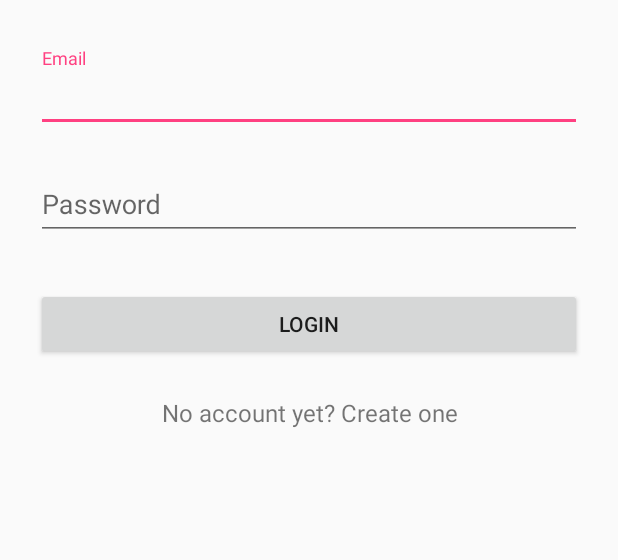
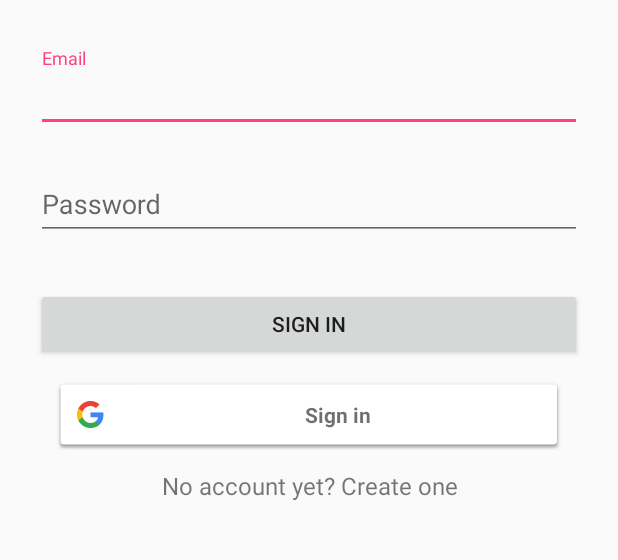
Before and after one commit to IT-Department-Projects/OOAD-Project, an Android app: the SignInActivity screen opened directly, with no data from a screen before it, on a phone screen of 412 x 824 dp, the part 276-836 px from its top. Run offline under Robolectric (Android 15) with nearby library versions, the phone set to English and light mode, and no system bars.

Commit message:
Sign In Activity done

```diff
--- a/Android/HospitalManagement/app/build.gradle
+++ b/Android/HospitalManagement/app/build.gradle
@@ -1,4 +1,5 @@
 apply plugin: 'com.android.application'
+
 
 android {
     compileSdkVersion 25
@@ -26,5 +27,10 @@ dependencies {
     })
     compile 'com.android.support:appcompat-v7:25.0.1'
     compile 'com.android.support:design:25.0.1'
+    compile 'com.google.android.gms:play-services-auth:9.8.0'
+    compile 'com.android.support.constraint:constraint-layout:1.0.2'
     testCompile 'junit:junit:4.12'
 }
+
+
+apply plugin: 'com.google.gms.google-services'
--- a/Android/HospitalManagement/app/src/main/AndroidManifest.xml
+++ b/Android/HospitalManagement/app/src/main/AndroidManifest.xml
@@ -19,7 +19,8 @@
             </intent-filter>
         </activity>
         <activity android:name=".SignUpActivity" />
-        <activity android:name=".SignInActivity"></activity>
+        <activity android:name=".SignInActivity" />
+        <activity android:name=".Successful"></activity>
     </application>
 
 </manifest>
--- a/Android/HospitalManagement/app/src/main/java/com/example/android/hospitalmanagement/SignInActivity.java
+++ b/Android/HospitalManagement/app/src/main/java/com/example/android/hospitalmanagement/SignInActivity.java
@@ -1,13 +1,97 @@
 package com.example.android.hospitalmanagement;
 
+import android.content.Intent;
+import android.support.annotation.NonNull;
 import android.support.v7.app.AppCompatActivity;
 import android.os.Bundle;
+import android.util.Log;
+import android.view.View;
+import android.widget.TextView;
 
-public class SignInActivity extends AppCompatActivity {
+import com.google.android.gms.auth.api.Auth;
+import com.google.android.gms.auth.api.signin.GoogleSignInAccount;
+import com.google.android.gms.auth.api.signin.GoogleSignInOptions;
+import com.google.android.gms.auth.api.signin.GoogleSignInResult;
+import com.google.android.gms.common.ConnectionResult;
+import com.google.android.gms.common.SignInButton;
+import com.google.android.gms.common.api.GoogleApiClient;
+
+import java.text.BreakIterator;
+
+public class SignInActivity extends AppCompatActivity implements GoogleApiClient.OnConnectionFailedListener, View.OnClickListener {
+
+    private static final String TAG = "";
+    GoogleApiClient mGoogleApiClient;
+    private int RC_SIGN_IN = 1;
 
     @Override
     protected void onCreate(Bundle savedInstanceState) {
         super.onCreate(savedInstanceState);
         setContentView(R.layout.activity_sign_in);
+
+        // Configure sign-in to request the user's ID, email address, and basic
+        // profile. ID and basic profile are included in DEFAULT_SIGN_IN.
+        GoogleSignInOptions gso = new GoogleSignInOptions.Builder(GoogleSignInOptions.DEFAULT_SIGN_IN)
+                .requestEmail()
+                .build();
+
+        // Build a GoogleApiClient with access to the Google Sign-In API and the
+        // options specified by gso.
+        mGoogleApiClient = new GoogleApiClient.Builder(this)
+                .enableAutoManage(this /* FragmentActivity */, this /* OnConnectionFailedListener */)
+                .addApi(Auth.GOOGLE_SIGN_IN_API, gso)
+                .build();
+
+        // Set the dimensions of the sign-in button.
+        SignInButton signInButton = (SignInButton) findViewById(R.id.sign_in_button);
+        signInButton.setSize(SignInButton.SIZE_STANDARD);
+
+        findViewById(R.id.sign_in_button).setOnClickListener(this);
+    }
+
+
+
+    @Override
+    public void onConnectionFailed(@NonNull ConnectionResult connectionResult) {
+
+    }
+
+    private void signIn() {
+        Intent signInIntent = Auth.GoogleSignInApi.getSignInIntent(mGoogleApiClient);
+        startActivityForResult(signInIntent, RC_SIGN_IN);
+    }
+
+    @Override
+    public void onClick(View v) {
+        switch (v.getId()) {
+            case R.id.sign_in_button:
+                signIn();
+                break;
+        }
+    }
+
+    private void handleSignInResult(GoogleSignInResult result) {
+        Log.d(TAG, "handleSignInResult:" + result.isSuccess());
+        if (result.isSuccess()) {
+            // Signed in successfully, show authenticated UI.
+            GoogleSignInAccount acct = result.getSignInAccount();
+            TextView mStatusTextView;
+//            mStatusTextView.setText(getString(R.string.signed_in_fmt, acct.getDisplayName()));
+//            updateUI(true);
+        } else {
+            // Signed out, show unauthenticated UI.
+//            updateUI(false);
+        }
+    }
+
+    @Override
+    public void onActivityResult(int requestCode, int resultCode, Intent data) {
+        super.onActivityResult(requestCode, resultCode, data);
+
+        // Result returned from launching the Intent from GoogleSignInApi.getSignInIntent(...);
+        if (requestCode == RC_SIGN_IN) {
+            GoogleSignInResult result = Auth.GoogleSignInApi.getSignInResultFromIntent(data);
+            handleSignInResult(result);
+        }
     }
 }
--- a/Android/HospitalManagement/app/src/main/res/layout/activity_sign_in.xml
+++ b/Android/HospitalManagement/app/src/main/res/layout/activity_sign_in.xml
@@ -47,13 +47,19 @@
         </android.support.design.widget.TextInputLayout>
 
         <android.support.v7.widget.AppCompatButton
-            android:id="@+id/btn_login"
+            android:id="@+id/btn_signin"
             android:layout_width="fill_parent"
             android:layout_height="wrap_content"
             android:layout_marginTop="24dp"
-            android:layout_marginBottom="24dp"
             android:padding="12dp"
-            android:text="Login"/>
+            android:text="Sign In"/>
+
+        <com.google.android.gms.common.SignInButton
+            android:id="@+id/sign_in_button"
+            android:layout_width="match_parent"
+            android:layout_height="wrap_content"
+            android:padding="12dp"
+            />
 
         <TextView android:id="@+id/link_signup"
             android:layout_width="fill_parent"
@@ -62,6 +68,5 @@
             android:text="No account yet? Create one"
             android:gravity="center"
             android:textSize="16dip"/>
-
     </LinearLayout>
 </ScrollView>
--- /dev/null
+++ b/Android/HospitalManagement/app/src/main/res/values/ids.xml
@@ -0,0 +1,4 @@
+<?xml version="1.0" encoding="utf-8"?>
+<resources>
+    <item name="sign_in_success" type="id" />
+</resources>
--- a/Android/HospitalManagement/app/src/main/res/values/strings.xml
+++ b/Android/HospitalManagement/app/src/main/res/values/strings.xml
@@ -5,4 +5,5 @@
     <string name="navigation_drawer_close">Close navigation drawer</string>
 
     <string name="action_settings">Settings</string>
+    <string name="signed_in_fmt">Sign In Successful!</string>
 </resources>
--- a/Android/HospitalManagement/build.gradle
+++ b/Android/HospitalManagement/build.gradle
@@ -6,7 +6,7 @@ buildscript {
     }
     dependencies {
         classpath 'com.android.tools.build:gradle:2.3.0'
-
+        classpath 'com.google.gms:google-services:3.0.0'
         // NOTE: Do not place your application dependencies here; they belong
         // in the individual module build.gradle files
     }
```
Also changed, not shown: Android/HospitalManagement/app/src/main/java/com/example/android/hospitalmanagement/Successful.java (added, +13 -0 lines), Android/HospitalManagement/app/src/main/res/layout/activity_successful.xml (added, +14 -0 lines), 1 other file.
